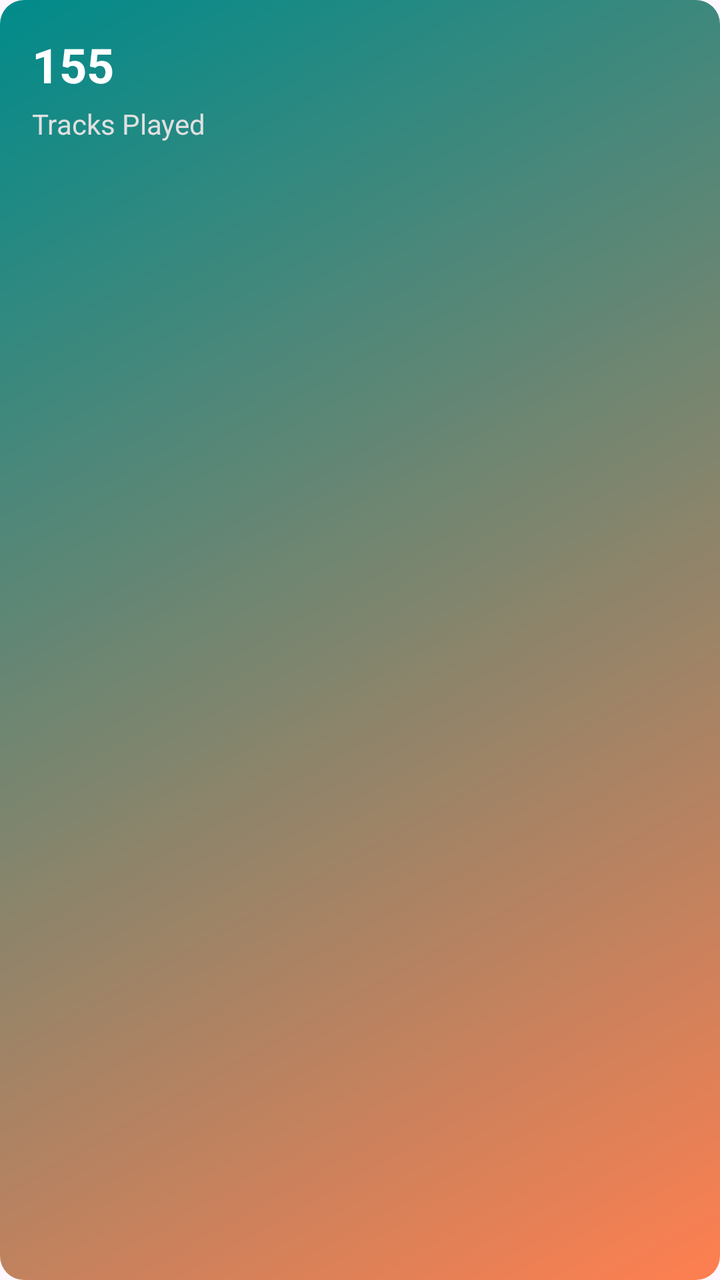
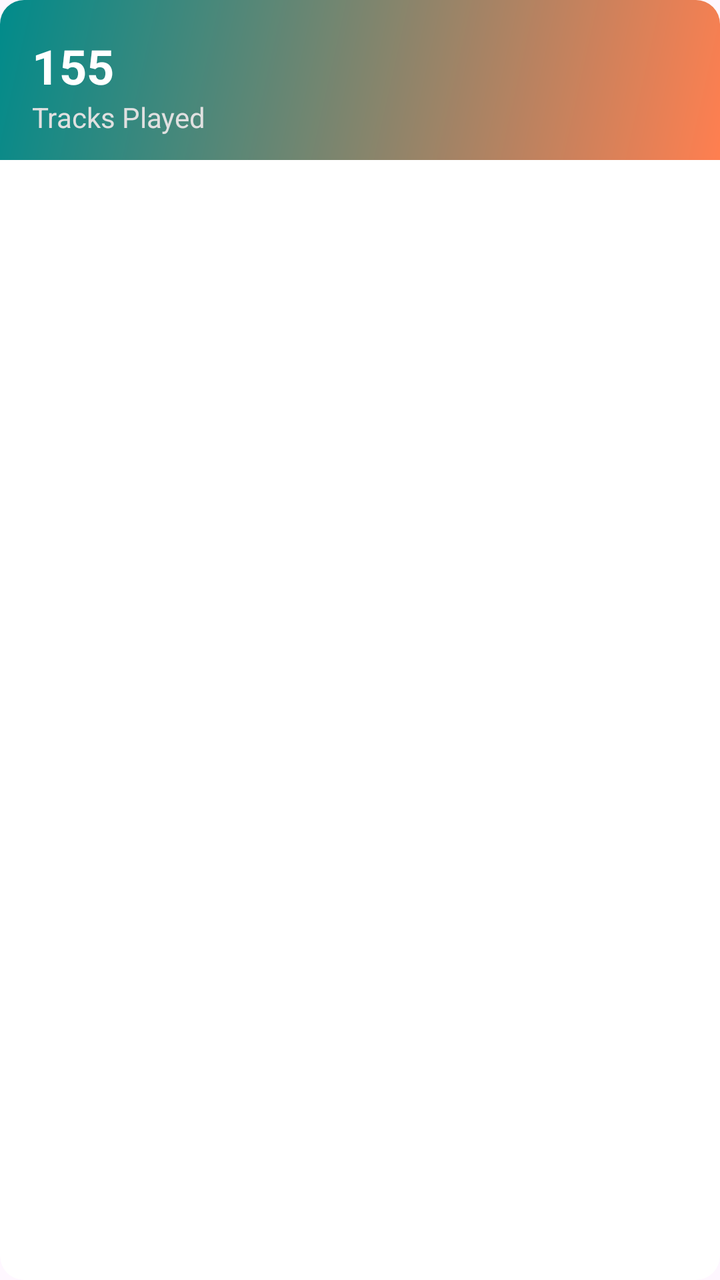

Screens rendered from an Android XML layout before and after an edit, with the pre-edit source and the edit as a unified diff.
<!-- AndroidManifest.xml: application theme Theme.ViBePlayer -->
<!-- res/layout/item_stats_card_1.xml -->
<?xml version="1.0" encoding="utf-8"?>
<androidx.cardview.widget.CardView xmlns:android="http://schemas.android.com/apk/res/android"
    xmlns:app="http://schemas.android.com/apk/res-auto"
    android:layout_width="match_parent"
    android:layout_height="100dp"
    android:layout_margin="4dp"
    app:cardCornerRadius="12dp"
    app:cardElevation="0dp">

    <androidx.constraintlayout.widget.ConstraintLayout
        android:layout_width="match_parent"
        android:layout_height="match_parent"
        android:background="@drawable/bg_gradient_tl_to_br">

        <TextView
            android:id="@+id/txtCount"
            android:layout_width="wrap_content"
            android:layout_height="wrap_content"
            android:layout_marginStart="16dp"
            android:layout_marginTop="16dp"
            android:text="155"
            android:textColor="@color/white"
            android:textSize="24sp"
            android:textStyle="bold"
            app:layout_constraintStart_toStartOf="parent"
            app:layout_constraintTop_toTopOf="parent" />

        <TextView
            android:id="@+id/txtLabel"
            android:layout_width="wrap_content"
            android:layout_height="wrap_content"
            android:layout_marginTop="4dp"
            android:text="Tracks Played"
            android:textColor="#E0E0E0"
            android:textSize="14sp"
            app:layout_constraintStart_toStartOf="@id/txtCount"
            app:layout_constraintTop_toBottomOf="@id/txtCount" />

    </androidx.constraintlayout.widget.ConstraintLayout>
</androidx.cardview.widget.CardView>
<!-- resources referenced by this layout -->
<resources>
  <color name="white">#FFFFFFFF</color>
  <!-- drawable bg_gradient_tl_to_br (drawable) -->
  <?xml version="1.0" encoding="utf-8"?>
  <shape xmlns:android="http://schemas.android.com/apk/res/android">
      <gradient
          android:startColor="#008B8B"
          android:endColor="#FF7F50"
          android:angle="315"/>
  </shape>
  <style name="Theme.ViBePlayer" parent="Base.Theme.ViBePlayer" />
  <style name="Base.Theme.ViBePlayer" parent="Theme.Material3.DayNight.NoActionBar">
          
          
      </style>
</resources>

<!-- the commit's change to res/layout/item_stats_card_1.xml (unified diff, before → after) -->
@@ -9,32 +9,33 @@
 
     <androidx.constraintlayout.widget.ConstraintLayout
         android:layout_width="match_parent"
-        android:layout_height="match_parent"
+        android:layout_height="80dp"
         android:background="@drawable/bg_gradient_tl_to_br">
 
         <TextView
-            android:id="@+id/txtCount"
             android:layout_width="wrap_content"
             android:layout_height="wrap_content"
             android:layout_marginStart="16dp"
             android:layout_marginTop="16dp"
             android:text="155"
+            android:id="@+id/txtStatValue"
             android:textColor="@color/white"
             android:textSize="24sp"
             android:textStyle="bold"
             app:layout_constraintStart_toStartOf="parent"
-            app:layout_constraintTop_toTopOf="parent" />
+            app:layout_constraintBottom_toTopOf="@id/txtStatName" />
 
         <TextView
-            android:id="@+id/txtLabel"
+            android:id="@+id/txtStatName"
             android:layout_width="wrap_content"
             android:layout_height="wrap_content"
             android:layout_marginTop="4dp"
             android:text="Tracks Played"
             android:textColor="#E0E0E0"
             android:textSize="14sp"
-            app:layout_constraintStart_toStartOf="@id/txtCount"
-            app:layout_constraintTop_toBottomOf="@id/txtCount" />
+            android:layout_marginBottom="12sp"
+            app:layout_constraintStart_toStartOf="@id/txtStatValue"
+            app:layout_constraintBottom_toBottomOf="parent" />
 
     </androidx.constraintlayout.widget.ConstraintLayout>
 </androidx.cardview.widget.CardView>
